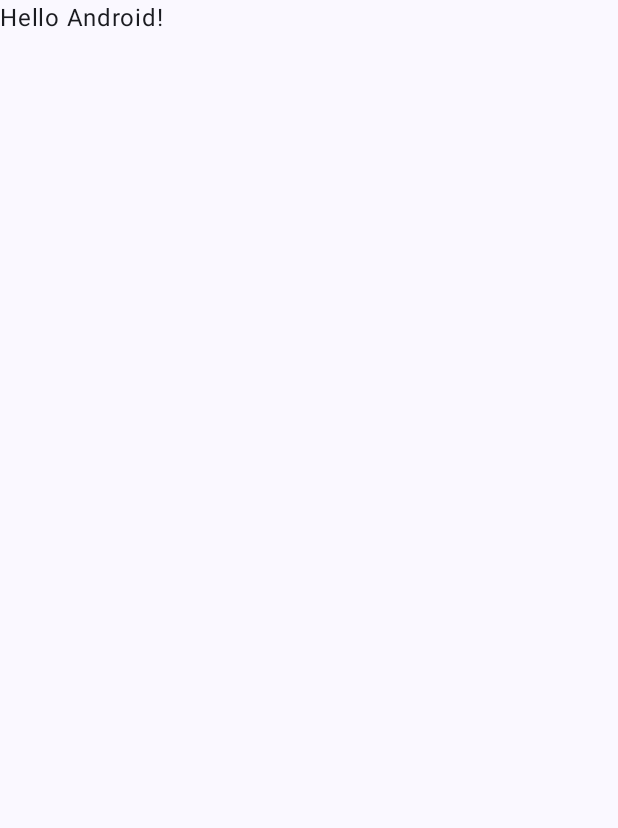
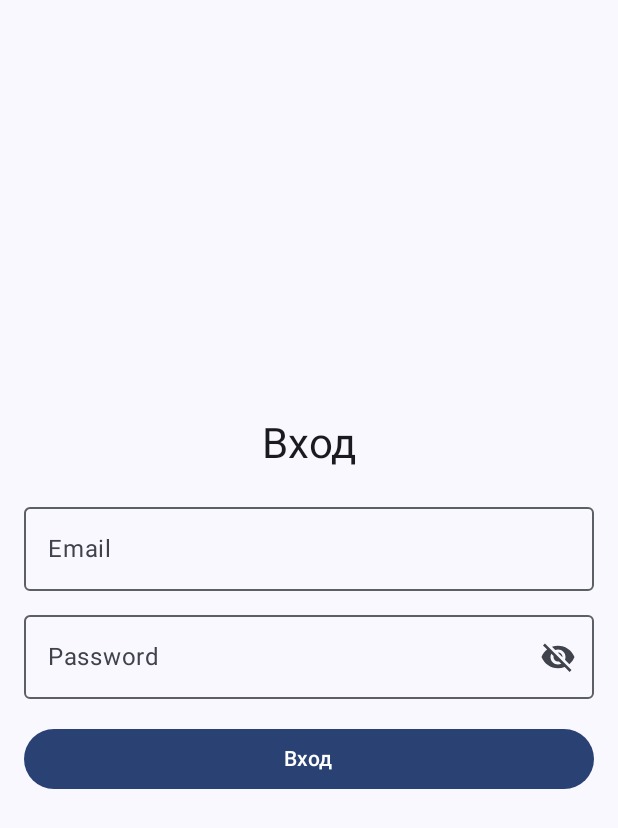
Before and after one commit to s0roh/T-Prep, an Android app built with Jetpack Compose: the screen it shows after launch (MainActivity), on a phone screen of 412 x 824 dp. Before the commit the part shown is almost empty. Shown: the top 828 px of the screen. Run offline under Robolectric (Android 15) with nearby library versions, the phone set to English and light mode, and no system bars.

Commit message:
feat: Добавлен экран входа

```diff
--- a/app/src/main/AndroidManifest.xml
+++ b/app/src/main/AndroidManifest.xml
@@ -2,7 +2,10 @@
 <manifest xmlns:android="http://schemas.android.com/apk/res/android"
     xmlns:tools="http://schemas.android.com/tools">
 
+    <uses-permission android:name="android.permission.INTERNET" />
+
     <application
+        android:usesCleartextTraffic="true"
         android:allowBackup="true"
         android:dataExtractionRules="@xml/data_extraction_rules"
         android:fullBackupContent="@xml/backup_rules"
--- a/app/src/main/java/com/example/t_prep/MainActivity.kt
+++ b/app/src/main/java/com/example/t_prep/MainActivity.kt
@@ -4,14 +4,8 @@ import android.os.Bundle
 import androidx.activity.ComponentActivity
 import androidx.activity.compose.setContent
 import androidx.activity.enableEdgeToEdge
-import androidx.compose.foundation.layout.fillMaxSize
-import androidx.compose.foundation.layout.padding
-import androidx.compose.material3.Scaffold
-import androidx.compose.material3.Text
-import androidx.compose.runtime.Composable
-import androidx.compose.ui.Modifier
-import androidx.compose.ui.tooling.preview.Preview
-import com.example.t_prep.ui.theme.TPrepTheme
+import com.example.t_prep.presentation.login.LoginScreen
+import com.example.t_prep.presentation.ui.theme.TPrepTheme
 
 class MainActivity : ComponentActivity() {
     override fun onCreate(savedInstanceState: Bundle?) {
@@ -19,29 +13,8 @@ class MainActivity : ComponentActivity() {
         enableEdgeToEdge()
         setContent {
             TPrepTheme {
-                Scaffold(modifier = Modifier.fillMaxSize()) { innerPadding ->
-                    Greeting(
-                        name = "Android",
-                        modifier = Modifier.padding(innerPadding)
-                    )
-                }
+                LoginScreen()
             }
         }
     }
 }
-
-@Composable
-fun Greeting(name: String, modifier: Modifier = Modifier) {
-    Text(
-        text = "Hello $name!",
-        modifier = modifier
-    )
-}
-
-@Preview(showBackground = true)
-@Composable
-fun GreetingPreview() {
-    TPrepTheme {
-        Greeting("Android")
-    }
-}
--- /dev/null
+++ b/app/src/main/java/com/example/t_prep/data/network/api/ApiFactory.kt
@@ -0,0 +1,24 @@
+package com.example.t_prep.data.network.api
+
+import okhttp3.OkHttpClient
+import okhttp3.logging.HttpLoggingInterceptor
+import retrofit2.Retrofit
+import retrofit2.converter.gson.GsonConverterFactory
+import retrofit2.create
+
+object ApiFactory {
+
+    private val okHttpClient = OkHttpClient.Builder()
+        .addInterceptor(HttpLoggingInterceptor().apply {
+            level = HttpLoggingInterceptor.Level.BODY
+        })
+        .build()
+
+    private val retrofit = Retrofit.Builder()
+        .baseUrl("http://192.168.0.147:3001/")
+        .addConverterFactory(GsonConverterFactory.create())
+        .client(okHttpClient)
+        .build()
+
+    val apiService: ApiService = retrofit.create()
+}
--- /dev/null
+++ b/app/src/main/java/com/example/t_prep/data/network/api/ApiService.kt
@@ -0,0 +1,23 @@
+package com.example.t_prep.data.network.api
+
+import com.example.t_prep.data.network.dto.CreateUserRequestDto
+import com.example.t_prep.data.network.dto.CreateUserResponseDto
+import retrofit2.Response
+import retrofit2.http.Body
+import retrofit2.http.GET
+import retrofit2.http.POST
+import retrofit2.http.Query
+
+interface ApiService {
+
+    @POST("user")
+    suspend fun createUser(
+        @Body createUserRequestDto: CreateUserRequestDto
+    ): CreateUserResponseDto
+
+    @GET("user/login")
+    suspend fun loginUser(
+        @Query("username") userName: String,
+        @Query("password") password: String
+    ): Response<String>
+}
--- /dev/null
+++ b/app/src/main/java/com/example/t_prep/presentation/login/LoginScreen.kt
@@ -0,0 +1,126 @@
+package com.example.t_prep.presentation.login
+
+import android.content.res.Configuration
+import android.widget.Toast
+import androidx.compose.foundation.layout.*
+import androidx.compose.foundation.layout.Arrangement
+import androidx.compose.material.icons.Icons
+import androidx.compose.material.icons.filled.Visibility
+import androidx.compose.material.icons.filled.VisibilityOff
+import androidx.compose.material3.*
+import androidx.compose.runtime.*
+import androidx.compose.runtime.saveable.rememberSaveable
+import androidx.compose.ui.Alignment
+import androidx.compose.ui.Modifier
+import androidx.compose.ui.graphics.Color
+import androidx.compose.ui.platform.LocalContext
+import androidx.compose.ui.text.input.PasswordVisualTransformation
+import androidx.compose.ui.text.input.VisualTransformation
+import androidx.compose.ui.tooling.preview.Preview
+import androidx.compose.ui.unit.dp
+import androidx.lifecycle.viewmodel.compose.viewModel
+import com.example.t_prep.presentation.ui.theme.TPrepTheme
+
+
+@Composable
+fun LoginScreen(viewModel: LoginViewModel = viewModel()) {
+    val screenState by viewModel.screenState.collectAsState()
+
+    val context = LocalContext.current
+    var email by rememberSaveable { mutableStateOf("") }
+    var password by rememberSaveable { mutableStateOf("") }
+    var isPasswordVisible by rememberSaveable { mutableStateOf(false) }
+
+    Surface{
+        Column(
+            modifier = Modifier
+                .fillMaxSize()
+                .padding(16.dp),
+            verticalArrangement = Arrangement.Center,
+            horizontalAlignment = Alignment.CenterHorizontally
+        ) {
+            Text(text = "Вход", style = MaterialTheme.typography.headlineMedium)
+
+            Spacer(modifier = Modifier.height(16.dp))
+
+            OutlinedTextField(
+                value = email,
+                onValueChange = { email = it },
+                label = { Text("Email") },
+                modifier = Modifier.fillMaxWidth()
+            )
+
+            Spacer(modifier = Modifier.height(8.dp))
+
+            OutlinedTextField(
+                value = password,
+                onValueChange = { password = it },
+                label = { Text("Password") },
+                modifier = Modifier.fillMaxWidth(),
+                visualTransformation = if (isPasswordVisible) VisualTransformation.None else PasswordVisualTransformation(),
+                trailingIcon = {
+                    IconButton(onClick = { isPasswordVisible = !isPasswordVisible }) {
+                        Icon(
+                            imageVector = if (isPasswordVisible) Icons.Default.Visibility else Icons.Default.VisibilityOff,
+                            contentDescription = "Toggle password visibility"
+                        )
+                    }
+                }
+            )
+
+            Spacer(modifier = Modifier.height(16.dp))
+
+            Button(
+                onClick = { viewModel.onLoginClick(email, password) },
+                modifier = Modifier.fillMaxWidth()
+            ) {
+                Text(text = "Вход")
+            }
+
+            Spacer(modifier = Modifier.height(16.dp))
+
+            when (val state = screenState) {
+                is LoginScreenState.Loading -> {
+                    CircularProgressIndicator(modifier = Modifier.padding(top = 8.dp))
+                }
+
+                is LoginScreenState.Error -> {
+                    LaunchedEffect(state.message) {
+                        Toast.makeText(context, state.message, Toast.LENGTH_LONG).show()
+                    }
+                    Text(
+                        text = state.message,
+                        color = MaterialTheme.colorScheme.error,
+                        modifier = Modifier.padding(top = 8.dp)
+                    )
+                }
+
+                is LoginScreenState.Success -> {
+                    Text(
+                        text = "Login successful! Token: ${state.token}",
+                        color = Color.Green,
+                        modifier = Modifier.padding(top = 8.dp)
+                    )
+                }
+
+                is LoginScreenState.Initial -> {}
+            }
+        }
+    }
+}
+
+@Preview(showBackground = true, uiMode = Configuration.UI_MODE_NIGHT_YES)
+@Composable
+private fun PreviewDarkTheme() {
+    TPrepTheme {
+        LoginScreen()
+    }
+}
+
+@Preview(showBackground = true, uiMode = Configuration.UI_MODE_NIGHT_NO)
+@Composable
+private fun PreviewLightTheme() {
+    TPrepTheme {
+        LoginScreen()
+    }
+}
--- /dev/null
+++ b/app/src/main/java/com/example/t_prep/presentation/login/LoginScreenState.kt
@@ -0,0 +1,12 @@
+package com.example.t_prep.presentation.login
+
+sealed interface LoginScreenState{
+
+    data object Initial: LoginScreenState
+
+    data object Loading: LoginScreenState
+
+    data class Error(val message: String) : LoginScreenState
+
+    data class Success(val token: String) : LoginScreenState
+}
--- /dev/null
+++ b/app/src/main/java/com/example/t_prep/presentation/login/LoginViewModel.kt
@@ -0,0 +1,54 @@
+package com.example.t_prep.presentation.login
+
+import androidx.lifecycle.ViewModel
+import androidx.lifecycle.viewModelScope
+import com.example.t_prep.data.network.api.ApiFactory
+import kotlinx.coroutines.CoroutineExceptionHandler
+import kotlinx.coroutines.flow.MutableSharedFlow
+import kotlinx.coroutines.flow.SharingStarted
+import kotlinx.coroutines.flow.StateFlow
+import kotlinx.coroutines.flow.emitAll
+import kotlinx.coroutines.flow.flow
+import kotlinx.coroutines.flow.stateIn
+import kotlinx.coroutines.launch
+
+class LoginViewModel : ViewModel() {
+
+    private val apiService = ApiFactory.apiService
+
+    private val _loginFlow = MutableSharedFlow<LoginScreenState>()
+
+    val screenState: StateFlow<LoginScreenState> = flow {
+        emitAll(_loginFlow)
+    }.stateIn(
+        scope = viewModelScope,
+        started = SharingStarted.Lazily,
+        initialValue = LoginScreenState.Initial
+    )
+
+
+    private val exceptionHandler = CoroutineExceptionHandler { _, exception ->
+        _loginFlow.tryEmit(LoginScreenState.Error("Ошибка авторизации: ${exception.message}"))
+    }
+
+
+    fun onLoginClick(email: String, password: String) {
+        viewModelScope.launch(exceptionHandler) {
+            if (email.isNotBlank() && password.isNotBlank()) {
+                _loginFlow.emit(LoginScreenState.Loading)
+                val token = apiService.loginUser(
+                    userName = email,
+                    password = password
+                )
+                if (token.isSuccessful) {
+                    _loginFlow.emit(LoginScreenState.Success(token.body().toString()))
+                } else {
+                    _loginFlow.emit(LoginScreenState.Error("Ошибка авторизации: неверный логин или параль"))
+                }
+
+            } else {
+                _loginFlow.emit(LoginScreenState.Error("Ошибка авторизации: поля логин и пароль должны быть заполнены"))
+            }
+        }
+    }
+}
--- a/app/src/main/java/com/example/t_prep/ui/theme/Color.kt
+++ b/app/src/main/java/com/example/t_prep/presentation/ui/theme/Color.kt
@@ -1,4 +1,4 @@
-package com.example.t_prep.ui.theme
+package com.example.t_prep.presentation.ui.theme
 
 import androidx.compose.ui.graphics.Color
 
--- a/app/src/main/java/com/example/t_prep/ui/theme/Theme.kt
+++ b/app/src/main/java/com/example/t_prep/presentation/ui/theme/Theme.kt
@@ -1,6 +1,5 @@
-package com.example.t_prep.ui.theme
+package com.example.t_prep.presentation.ui.theme
 
-import android.app.Activity
 import android.os.Build
 import androidx.compose.foundation.isSystemInDarkTheme
 import androidx.compose.material3.MaterialTheme
--- a/app/src/main/java/com/example/t_prep/ui/theme/Type.kt
+++ b/app/src/main/java/com/example/t_prep/presentation/ui/theme/Type.kt
@@ -1,4 +1,4 @@
-package com.example.t_prep.ui.theme
+package com.example.t_prep.presentation.ui.theme
 
 import androidx.compose.material3.Typography
 import androidx.compose.ui.text.TextStyle
```
Also changed, not shown: app/build.gradle.kts (+12 -0 lines), app/src/main/java/com/example/t_prep/data/network/dto/CreateUserRequestDto.kt (added, +7 -0 lines), app/src/main/java/com/example/t_prep/data/network/dto/CreateUserResponseDto.kt (added, +7 -0 lines), gradle/libs.versions.toml (+9 -0 lines).
